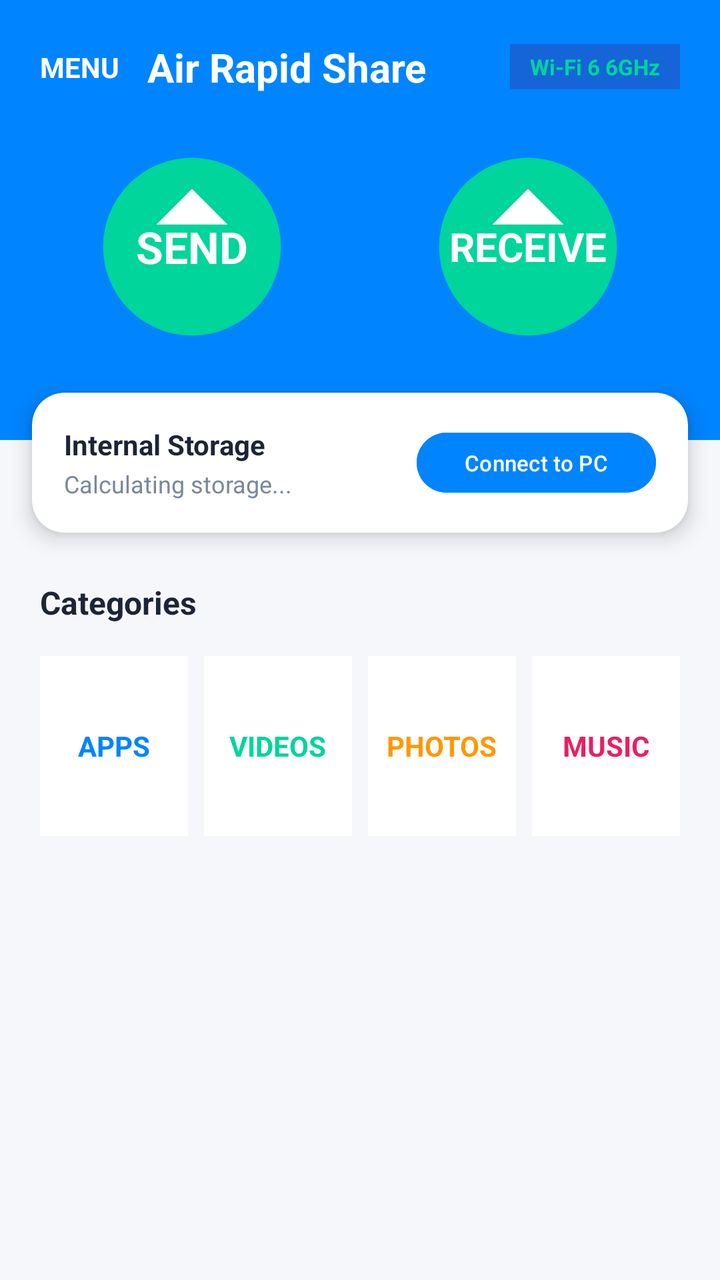
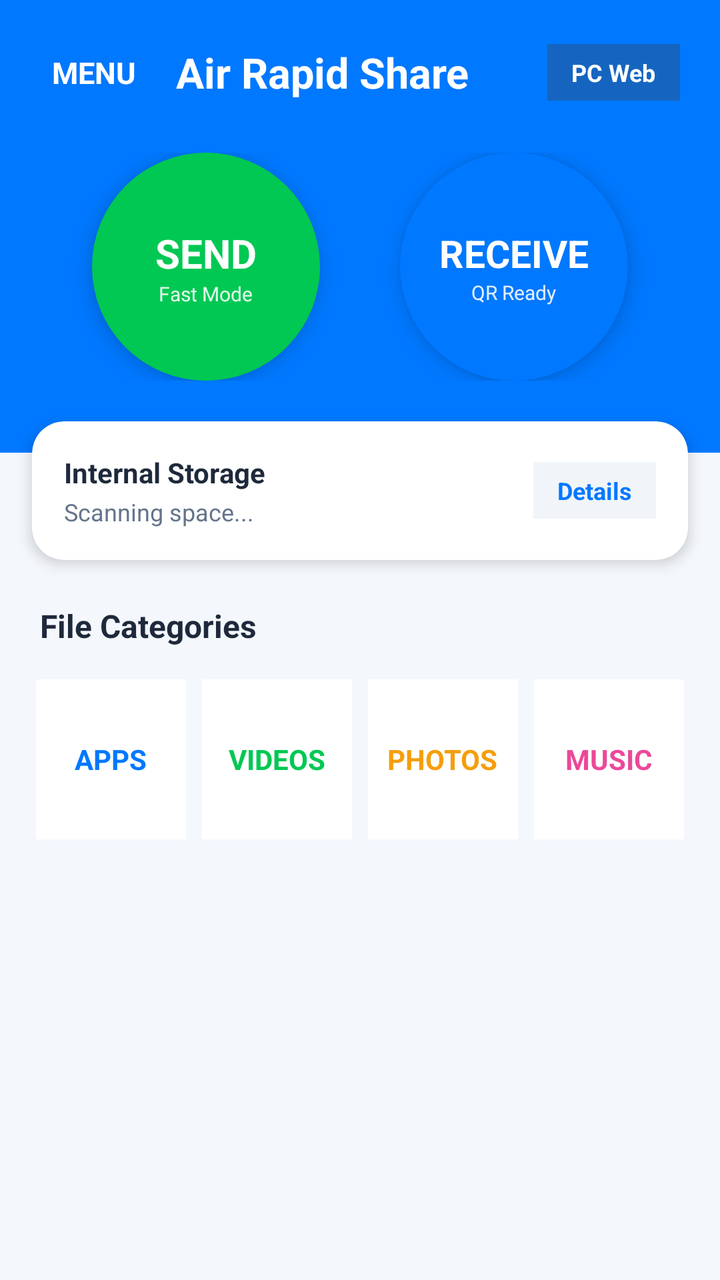

Two renders of the same Android screen: before a commit and after it. Below are the layout's source before the change and the commit's diff.
<!-- AndroidManifest.xml: application theme Theme.AirRapidShare -->
<!-- res/layout/activity_main.xml -->
<?xml version="1.0" encoding="utf-8"?>
<ScrollView xmlns:android="http://schemas.android.com/apk/res/android"
    xmlns:app="http://schemas.android.com/apk/res-auto"
    android:layout_width="match_parent"
    android:layout_height="match_parent"
    android:background="#F5F7FB"
    android:fillViewport="true">

    <LinearLayout
        android:layout_width="match_parent"
        android:layout_height="wrap_content"
        android:orientation="vertical">

        <LinearLayout
            android:layout_width="match_parent"
            android:layout_height="220dp"
            android:background="#0084FF"
            android:orientation="vertical"
            android:padding="20dp">

            <LinearLayout
                android:layout_width="match_parent"
                android:layout_height="wrap_content"
                android:gravity="center_vertical"
                android:orientation="horizontal">

                <TextView
                    android:id="@+id/btnMenu"
                    android:layout_width="wrap_content"
                    android:layout_height="wrap_content"
                    android:text="MENU"
                    android:textColor="#FFFFFF"
                    android:textSize="14sp"
                    android:textStyle="bold" />

                <TextView
                    android:layout_width="0dp"
                    android:layout_height="wrap_content"
                    android:layout_marginStart="14dp"
                    android:layout_weight="1"
                    android:text="Air Rapid Share"
                    android:textColor="#FFFFFF"
                    android:textSize="20sp"
                    android:textStyle="bold" />

                <TextView
                    android:layout_width="wrap_content"
                    android:layout_height="wrap_content"
                    android:background="#1665D8"
                    android:paddingStart="10dp"
                    android:paddingTop="4dp"
                    android:paddingEnd="10dp"
                    android:paddingBottom="4dp"
                    android:text="Wi-Fi 6 6GHz"
                    android:textColor="#00D59B"
                    android:textSize="11sp"
                    android:textStyle="bold" />
            </LinearLayout>

            <LinearLayout
                android:layout_width="match_parent"
                android:layout_height="match_parent"
                android:gravity="center"
                android:orientation="horizontal">

                <LinearLayout
                    android:id="@+id/cardSend"
                    android:layout_width="120dp"
                    android:layout_height="120dp"
                    android:layout_marginEnd="24dp"
                    android:background="@drawable/ic_rapid_logo"
                    android:clickable="true"
                    android:focusable="true"
                    android:gravity="center"
                    android:orientation="vertical">

                    <TextView
                        android:layout_width="wrap_content"
                        android:layout_height="wrap_content"
                        android:text="SEND"
                        android:textColor="#FFFFFF"
                        android:textSize="22sp"
                        android:textStyle="bold" />
                </LinearLayout>

                <LinearLayout
                    android:id="@+id/cardReceive"
                    android:layout_width="120dp"
                    android:layout_height="120dp"
                    android:layout_marginStart="24dp"
                    android:background="@drawable/ic_rapid_logo"
                    android:clickable="true"
                    android:focusable="true"
                    android:gravity="center"
                    android:orientation="vertical">

                    <TextView
                        android:layout_width="wrap_content"
                        android:layout_height="wrap_content"
                        android:text="RECEIVE"
                        android:textColor="#FFFFFF"
                        android:textSize="20sp"
                        android:textStyle="bold" />
                </LinearLayout>
            </LinearLayout>
        </LinearLayout>

        <androidx.cardview.widget.CardView
            android:layout_width="match_parent"
            android:layout_height="wrap_content"
            android:layout_marginStart="16dp"
            android:layout_marginTop="-24dp"
            android:layout_marginEnd="16dp"
            app:cardCornerRadius="16dp"
            app:cardElevation="6dp">

            <LinearLayout
                android:layout_width="match_parent"
                android:layout_height="wrap_content"
                android:gravity="center_vertical"
                android:orientation="horizontal"
                android:padding="16dp">

                <LinearLayout
                    android:layout_width="0dp"
                    android:layout_height="wrap_content"
                    android:layout_weight="1"
                    android:orientation="vertical">

                    <TextView
                        android:id="@+id/tvStorageTitle"
                        android:layout_width="wrap_content"
                        android:layout_height="wrap_content"
                        android:text="Internal Storage"
                        android:textColor="#1C2536"
                        android:textSize="14sp"
                        android:textStyle="bold" />

                    <TextView
                        android:id="@+id/tvStorageSub"
                        android:layout_width="wrap_content"
                        android:layout_height="wrap_content"
                        android:layout_marginTop="2dp"
                        android:text="Calculating storage..."
                        android:textColor="#7A889B"
                        android:textSize="12sp" />
                </LinearLayout>

                <Button
                    android:id="@+id/cardWebShare"
                    android:layout_width="wrap_content"
                    android:layout_height="38dp"
                    android:backgroundTint="#0084FF"
                    android:text="Connect to PC"
                    android:textColor="#FFFFFF"
                    android:textSize="11sp" />
            </LinearLayout>
        </androidx.cardview.widget.CardView>

        <TextView
            android:layout_width="wrap_content"
            android:layout_height="wrap_content"
            android:layout_marginStart="20dp"
            android:layout_marginTop="24dp"
            android:text="Categories"
            android:textColor="#1C2536"
            android:textSize="16sp"
            android:textStyle="bold" />

        <LinearLayout
            android:layout_width="match_parent"
            android:layout_height="wrap_content"
            android:layout_marginTop="12dp"
            android:paddingStart="16dp"
            android:paddingEnd="16dp"
            android:weightSum="4">

            <LinearLayout
                android:id="@+id/catApps"
                android:layout_width="0dp"
                android:layout_height="90dp"
                android:layout_margin="4dp"
                android:layout_weight="1"
                android:background="#FFFFFF"
                android:gravity="center"
                android:orientation="vertical">
                <TextView android:layout_width="wrap_content" android:layout_height="wrap_content" android:text="APPS" android:textColor="#0084FF" android:textStyle="bold" />
            </LinearLayout>

            <LinearLayout
                android:id="@+id/catVideos"
                android:layout_width="0dp"
                android:layout_height="90dp"
                android:layout_margin="4dp"
                android:layout_weight="1"
                android:background="#FFFFFF"
                android:gravity="center"
                android:orientation="vertical">
                <TextView android:layout_width="wrap_content" android:layout_height="wrap_content" android:text="VIDEOS" android:textColor="#00D59B" android:textStyle="bold" />
            </LinearLayout>

            <LinearLayout
                android:id="@+id/catPhotos"
                android:layout_width="0dp"
                android:layout_height="90dp"
                android:layout_margin="4dp"
                android:layout_weight="1"
                android:background="#FFFFFF"
                android:gravity="center"
                android:orientation="vertical">
                <TextView android:layout_width="wrap_content" android:layout_height="wrap_content" android:text="PHOTOS" android:textColor="#FF9800" android:textStyle="bold" />
            </LinearLayout>

            <LinearLayout
                android:id="@+id/catSongs"
                android:layout_width="0dp"
                android:layout_height="90dp"
                android:layout_margin="4dp"
                android:layout_weight="1"
                android:background="#FFFFFF"
                android:gravity="center"
                android:orientation="vertical">
                <TextView android:layout_width="wrap_content" android:layout_height="wrap_content" android:text="MUSIC" android:textColor="#E91E63" android:textStyle="bold" />
            </LinearLayout>
        </LinearLayout>
    </LinearLayout>
</ScrollView>
<!-- resources referenced by this layout -->
<resources>
  <!-- drawable ic_rapid_logo (drawable) -->
  <vector xmlns:android="http://schemas.android.com/apk/res/android"
      android:width="108dp"
      android:height="108dp"
      android:viewportWidth="108"
      android:viewportHeight="108">
      <path
          android:fillColor="#0084FF"
          android:pathData="M0,0h108v108h-108z"/>
      <path
          android:fillColor="#00D59B"
          android:pathData="M54,14 A40,40 0 0,1 94,54 A40,40 0 0,1 54,94 A40,40 0 0,1 14,54 A40,40 0 0,1 54,14 Z"/>
      <path
          android:fillColor="#FFFFFF"
          android:pathData="M38,44 L54,28 L70,44 M54,28 L54,78 M38,68 L70,68"/>
  </vector>
  <style name="Theme.AirRapidShare" parent="Theme.Material3.DayNight.NoActionBar">
          <item name="android:statusBarColor">#0084FF</item>
          <item name="android:windowLightStatusBar">false</item>
      </style>
</resources>

<!-- the commit's change to res/layout/activity_main.xml (unified diff, before → after) -->
@@ -3,7 +3,7 @@
     xmlns:app="http://schemas.android.com/apk/res-auto"
     android:layout_width="match_parent"
     android:layout_height="match_parent"
-    android:background="#F5F7FB"
+    android:background="#F4F7FC"
     android:fillViewport="true">
 
     <LinearLayout
@@ -11,10 +11,11 @@
         android:layout_height="wrap_content"
         android:orientation="vertical">
 
+        
         <LinearLayout
             android:layout_width="match_parent"
-            android:layout_height="220dp"
-            android:background="#0084FF"
+            android:layout_height="wrap_content"
+            android:background="#0078FF"
             android:orientation="vertical"
             android:padding="20dp">
 
@@ -28,9 +29,12 @@
                     android:id="@+id/btnMenu"
                     android:layout_width="wrap_content"
                     android:layout_height="wrap_content"
+                    android:clickable="true"
+                    android:focusable="true"
+                    android:padding="6dp"
                     android:text="MENU"
                     android:textColor="#FFFFFF"
-                    android:textSize="14sp"
+                    android:textSize="15sp"
                     android:textStyle="bold" />
 
                 <TextView
@@ -40,36 +44,43 @@
                     android:layout_weight="1"
                     android:text="Air Rapid Share"
                     android:textColor="#FFFFFF"
-                    android:textSize="20sp"
-                    android:textStyle="bold" />
-
-                <TextView
+                    android:textSize="21sp"
+                    android:textStyle="bold" />
+
+                <TextView
+                    android:id="@+id/btnPcShare"
                     android:layout_width="wrap_content"
                     android:layout_height="wrap_content"
-                    android:background="#1665D8"
-                    android:paddingStart="10dp"
-                    android:paddingTop="4dp"
-                    android:paddingEnd="10dp"
-                    android:paddingBottom="4dp"
-                    android:text="Wi-Fi 6 6GHz"
-                    android:textColor="#00D59B"
-                    android:textSize="11sp"
-                    android:textStyle="bold" />
-            </LinearLayout>
-
+                    android:background="#1565C0"
+                    android:clickable="true"
+                    android:focusable="true"
+                    android:paddingStart="12dp"
+                    android:paddingTop="6dp"
+                    android:paddingEnd="12dp"
+                    android:paddingBottom="6dp"
+                    android:text="PC Web"
+                    android:textColor="#FFFFFF"
+                    android:textSize="12sp"
+                    android:textStyle="bold" />
+            </LinearLayout>
+
+            
             <LinearLayout
                 android:layout_width="match_parent"
-                android:layout_height="match_parent"
+                android:layout_height="wrap_content"
+                android:layout_marginTop="24dp"
+                android:layout_marginBottom="16dp"
                 android:gravity="center"
                 android:orientation="horizontal">
 
                 <LinearLayout
                     android:id="@+id/cardSend"
-                    android:layout_width="120dp"
-                    android:layout_height="120dp"
-                    android:layout_marginEnd="24dp"
-                    android:background="@drawable/ic_rapid_logo"
-                    android:clickable="true"
+                    android:layout_width="114dp"
+                    android:layout_height="114dp"
+                    android:layout_marginEnd="20dp"
+                    android:background="@drawable/circle_send"
+                    android:clickable="true"
+                    android:elevation="6dp"
                     android:focusable="true"
                     android:gravity="center"
                     android:orientation="vertical">
@@ -78,41 +89,58 @@
                         android:layout_width="wrap_content"
                         android:layout_height="wrap_content"
                         android:text="SEND"
-                        android:textColor="#FFFFFF"
-                        android:textSize="22sp"
-                        android:textStyle="bold" />
-                </LinearLayout>
-
-                <LinearLayout
-                    android:id="@+id/cardReceive"
-                    android:layout_width="120dp"
-                    android:layout_height="120dp"
-                    android:layout_marginStart="24dp"
-                    android:background="@drawable/ic_rapid_logo"
-                    android:clickable="true"
-                    android:focusable="true"
-                    android:gravity="center"
-                    android:orientation="vertical">
-
-                    <TextView
-                        android:layout_width="wrap_content"
-                        android:layout_height="wrap_content"
-                        android:text="RECEIVE"
                         android:textColor="#FFFFFF"
                         android:textSize="20sp"
                         android:textStyle="bold" />
+
+                    <TextView
+                        android:layout_width="wrap_content"
+                        android:layout_height="wrap_content"
+                        android:text="Fast Mode"
+                        android:textColor="#E0FFFFFF"
+                        android:textSize="10sp" />
                 </LinearLayout>
+
+                <LinearLayout
+                    android:id="@+id/cardReceive"
+                    android:layout_width="114dp"
+                    android:layout_height="114dp"
+                    android:layout_marginStart="20dp"
+                    android:background="@drawable/circle_receive"
+                    android:clickable="true"
+                    android:elevation="6dp"
+                    android:focusable="true"
+                    android:gravity="center"
+                    android:orientation="vertical">
+
+                    <TextView
+                        android:layout_width="wrap_content"
+                        android:layout_height="wrap_content"
+                        android:text="RECEIVE"
+                        android:textColor="#FFFFFF"
+                        android:textSize="19sp"
+                        android:textStyle="bold" />
+
+                    <TextView
+                        android:layout_width="wrap_content"
+                        android:layout_height="wrap_content"
+                        android:text="QR Ready"
+                        android:textColor="#E0FFFFFF"
+                        android:textSize="10sp" />
+                </LinearLayout>
             </LinearLayout>
         </LinearLayout>
 
+        
         <androidx.cardview.widget.CardView
             android:layout_width="match_parent"
             android:layout_height="wrap_content"
             android:layout_marginStart="16dp"
-            android:layout_marginTop="-24dp"
+            android:layout_marginTop="-16dp"
             android:layout_marginEnd="16dp"
+            app:cardBackgroundColor="#FFFFFF"
             app:cardCornerRadius="16dp"
-            app:cardElevation="6dp">
+            app:cardElevation="4dp">
 
             <LinearLayout
                 android:layout_width="match_parent"
@@ -128,11 +156,10 @@
                     android:orientation="vertical">
 
                     <TextView
-                        android:id="@+id/tvStorageTitle"
                         android:layout_width="wrap_content"
                         android:layout_height="wrap_content"
                         android:text="Internal Storage"
-                        android:textColor="#1C2536"
+                        android:textColor="#1E293B"
                         android:textSize="14sp"
                         android:textStyle="bold" />
 
@@ -141,86 +168,103 @@
                         android:layout_width="wrap_content"
                         android:layout_height="wrap_content"
                         android:layout_marginTop="2dp"
-                        android:text="Calculating storage..."
-                        android:textColor="#7A889B"
+                        android:text="Scanning space..."
+                        android:textColor="#64748B"
                         android:textSize="12sp" />
                 </LinearLayout>
 
-                <Button
-                    android:id="@+id/cardWebShare"
+                <TextView
+                    android:id="@+id/btnStorageDetails"
                     android:layout_width="wrap_content"
-                    android:layout_height="38dp"
-                    android:backgroundTint="#0084FF"
-                    android:text="Connect to PC"
-                    android:textColor="#FFFFFF"
-                    android:textSize="11sp" />
+                    android:layout_height="wrap_content"
+                    android:background="#F1F5F9"
+                    android:clickable="true"
+                    android:focusable="true"
+                    android:paddingStart="12dp"
+                    android:paddingTop="6dp"
+                    android:paddingEnd="12dp"
+                    android:paddingBottom="6dp"
+                    android:text="Details"
+                    android:textColor="#0078FF"
+                    android:textSize="12sp"
+                    android:textStyle="bold" />
             </LinearLayout>
         </androidx.cardview.widget.CardView>
 
+        
         <TextView
             android:layout_width="wrap_content"
             android:layout_height="wrap_content"
             android:layout_marginStart="20dp"
-            android:layout_marginTop="24dp"
-            android:text="Categories"
-            android:textColor="#1C2536"
+            android:layout_marginTop="22dp"
+            android:text="File Categories"
+            android:textColor="#1E293B"
             android:textSize="16sp"
             android:textStyle="bold" />
 
+        
         <LinearLayout
             android:layout_width="match_parent"
             android:layout_height="wrap_content"
             android:layout_marginTop="12dp"
-            android:paddingStart="16dp"
-            android:paddingEnd="16dp"
+            android:paddingStart="14dp"
+            android:paddingEnd="14dp"
             android:weightSum="4">
 
             <LinearLayout
                 android:id="@+id/catApps"
                 android:layout_width="0dp"
-                android:layout_height="90dp"
-                android:layout_margin="4dp"
-                android:layout_weight="1"
-                android:background="#FFFFFF"
-                android:gravity="center"
-                android:orientation="vertical">
-                <TextView android:layout_width="wrap_content" android:layout_height="wrap_content" android:text="APPS" android:textColor="#0084FF" android:textStyle="bold" />
+                android:layout_height="80dp"
+                android:layout_margin="4dp"
+                android:layout_weight="1"
+                android:background="#FFFFFF"
+                android:clickable="true"
+                android:focusable="true"
+                android:gravity="center"
+                android:orientation="vertical">
+                <TextView android:layout_width="wrap_content" android:layout_height="wrap_content" android:text="APPS" android:textColor="#0078FF" android:textStyle="bold" />
             </LinearLayout>
 
             <LinearLayout
                 android:id="@+id/catVideos"
                 android:layout_width="0dp"
-                android:layout_height="90dp"
-                android:layout_margin="4dp"
-                android:layout_weight="1"
-                android:background="#FFFFFF"
-                android:gravity="center"
-                android:orientation="vertical">
-                <TextView android:layout_width="wrap_content" android:layout_height="wrap_content" android:text="VIDEOS" android:textColor="#00D59B" android:textStyle="bold" />
+                android:layout_height="80dp"
+                android:layout_margin="4dp"
+                android:layout_weight="1"
+                android:background="#FFFFFF"
+                android:clickable="true"
+                android:focusable="true"
+                android:gravity="center"
+                android:orientation="vertical">
+                <TextView android:layout_width="wrap_content" android:layout_height="wrap_content" android:text="VIDEOS" android:textColor="#00C853" android:textStyle="bold" />
             </LinearLayout>
 
             <LinearLayout
                 android:id="@+id/catPhotos"
                 android:layout_width="0dp"
-                android:layout_height="90dp"
-                android:layout_margin="4dp"
-                android:layout_weight="1"
-                android:background="#FFFFFF"
-                android:gravity="center"
-                android:orientation="vertical">
-                <TextView android:layout_width="wrap_content" android:layout_height="wrap_content" android:text="PHOTOS" android:textColor="#FF9800" android:textStyle="bold" />
+                android:layout_height="80dp"
+                android:layout_margin="4dp"
+                android:layout_weight="1"
+                android:background="#FFFFFF"
+                android:clickable="true"
+                android:focusable="true"
+                android:gravity="center"
+                android:orientation="vertical">
+                <TextView android:layout_width="wrap_content" android:layout_height="wrap_content" android:text="PHOTOS" android:textColor="#F59E0B" android:textStyle="bold" />
             </LinearLayout>
 
             <LinearLayout
                 android:id="@+id/catSongs"
                 android:layout_width="0dp"
-                android:layout_height="90dp"
-                android:layout_margin="4dp"
-                android:layout_weight="1"
-                android:background="#FFFFFF"
-                android:gravity="center"
-                android:orientation="vertical">
-                <TextView android:layout_width="wrap_content" android:layout_height="wrap_content" android:text="MUSIC" android:textColor="#E91E63" android:textStyle="bold" />
+                android:layout_height="80dp"
+                android:layout_margin="4dp"
+                android:layout_weight="1"
+                android:background="#FFFFFF"
+                android:clickable="true"
+                android:focusable="true"
+                android:gravity="center"
+                android:orientation="vertical">
+                <TextView android:layout_width="wrap_content" android:layout_height="wrap_content" android:text="MUSIC" android:textColor="#EC4899" android:textStyle="bold" />
             </LinearLayout>
         </LinearLayout>
     </LinearLayout>
<!-- resource entries referenced after the edit -->
@@ -1,23 +1,17 @@
 <!-- resources referenced by this layout -->
 <resources>
-  <!-- drawable ic_rapid_logo (drawable) -->
-  <vector xmlns:android="http://schemas.android.com/apk/res/android"
-      android:width="108dp"
-      android:height="108dp"
-      android:viewportWidth="108"
-      android:viewportHeight="108">
-      <path
-          android:fillColor="#0084FF"
-          android:pathData="M0,0h108v108h-108z"/>
-      <path
-          android:fillColor="#00D59B"
-          android:pathData="M54,14 A40,40 0 0,1 94,54 A40,40 0 0,1 54,94 A40,40 0 0,1 14,54 A40,40 0 0,1 54,14 Z"/>
-      <path
-          android:fillColor="#FFFFFF"
-          android:pathData="M38,44 L54,28 L70,44 M54,28 L54,78 M38,68 L70,68"/>
-  </vector>
+  <!-- drawable circle_receive (drawable) -->
+  <shape xmlns:android="http://schemas.android.com/apk/res/android" android:shape="oval">
+      <solid android:color="#0078FF"/>
+      <size android:width="110dp" android:height="110dp"/>
+  </shape>
+  <!-- drawable circle_send (drawable) -->
+  <shape xmlns:android="http://schemas.android.com/apk/res/android" android:shape="oval">
+      <solid android:color="#00C853"/>
+      <size android:width="110dp" android:height="110dp"/>
+  </shape>
   <style name="Theme.AirRapidShare" parent="Theme.Material3.DayNight.NoActionBar">
-          <item name="android:statusBarColor">#0084FF</item>
+          <item name="android:statusBarColor">#0078FF</item>
           <item name="android:windowLightStatusBar">false</item>
       </style>
 </resources>
